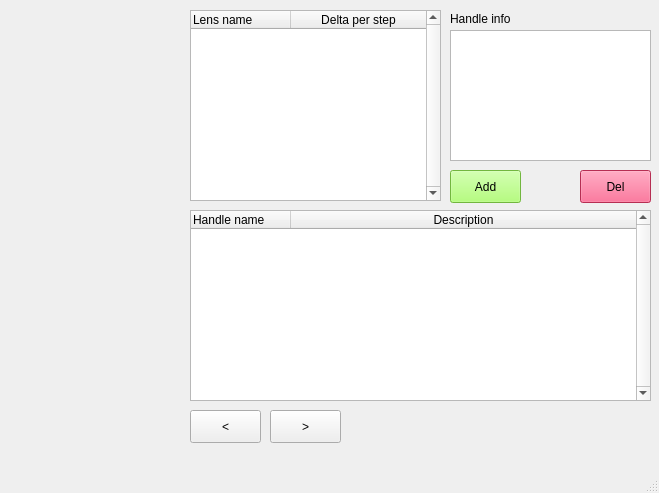
The window that uis/handle_window.ui (vitaliibalakin/c_orbit) describes before a commit, drawn with Qt 5.
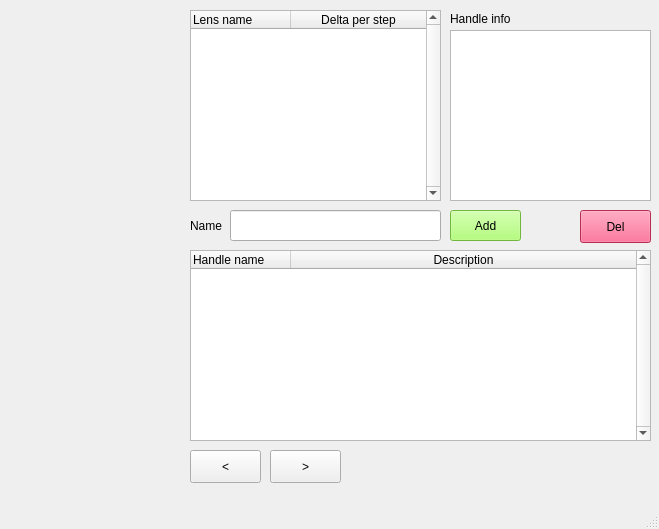
The same window after the commit.

Diff of the .ui file:
```diff
--- a/uis/handle_window.ui
+++ b/uis/handle_window.ui
@@ -7,7 +7,7 @@
     <x>0</x>
     <y>0</y>
     <width>659</width>
-    <height>493</height>
+    <height>529</height>
    </rect>
   </property>
   <property name="windowTitle">
@@ -61,7 +61,7 @@
     <property name="geometry">
      <rect>
       <x>190</x>
-      <y>410</y>
+      <y>450</y>
       <width>71</width>
       <height>33</height>
      </rect>
@@ -74,7 +74,7 @@
     <property name="geometry">
      <rect>
       <x>270</x>
-      <y>410</y>
+      <y>450</y>
       <width>71</width>
       <height>33</height>
      </rect>
@@ -87,9 +87,9 @@
     <property name="geometry">
      <rect>
       <x>450</x>
-      <y>170</y>
+      <y>210</y>
       <width>71</width>
-      <height>33</height>
+      <height>31</height>
      </rect>
     </property>
     <property name="styleSheet">
@@ -103,7 +103,7 @@
     <property name="geometry">
      <rect>
       <x>580</x>
-      <y>170</y>
+      <y>210</y>
       <width>71</width>
       <height>33</height>
      </rect>
@@ -121,7 +121,7 @@
       <x>0</x>
       <y>10</y>
       <width>181</width>
-      <height>431</height>
+      <height>471</height>
      </rect>
     </property>
    </widget>
@@ -129,7 +129,7 @@
     <property name="geometry">
      <rect>
       <x>190</x>
-      <y>210</y>
+      <y>250</y>
       <width>461</width>
       <height>191</height>
      </rect>
@@ -170,7 +170,7 @@
       <x>450</x>
       <y>30</y>
       <width>201</width>
-      <height>131</height>
+      <height>171</height>
      </rect>
     </property>
     <property name="readOnly">
@@ -190,6 +190,29 @@
      <string>Handle info</string>
     </property>
    </widget>
+   <widget class="QLabel" name="label_2">
+    <property name="geometry">
+     <rect>
+      <x>190</x>
+      <y>210</y>
+      <width>41</width>
+      <height>31</height>
+     </rect>
+    </property>
+    <property name="text">
+     <string>Name</string>
+    </property>
+   </widget>
+   <widget class="QLineEdit" name="handle_name">
+    <property name="geometry">
+     <rect>
+      <x>230</x>
+      <y>210</y>
+      <width>211</width>
+      <height>31</height>
+     </rect>
+    </property>
+   </widget>
   </widget>
   <widget class="QMenuBar" name="menubar">
    <property name="geometry">
```
Left out of the diff: 6 changed lines with no effect on the pictures.
